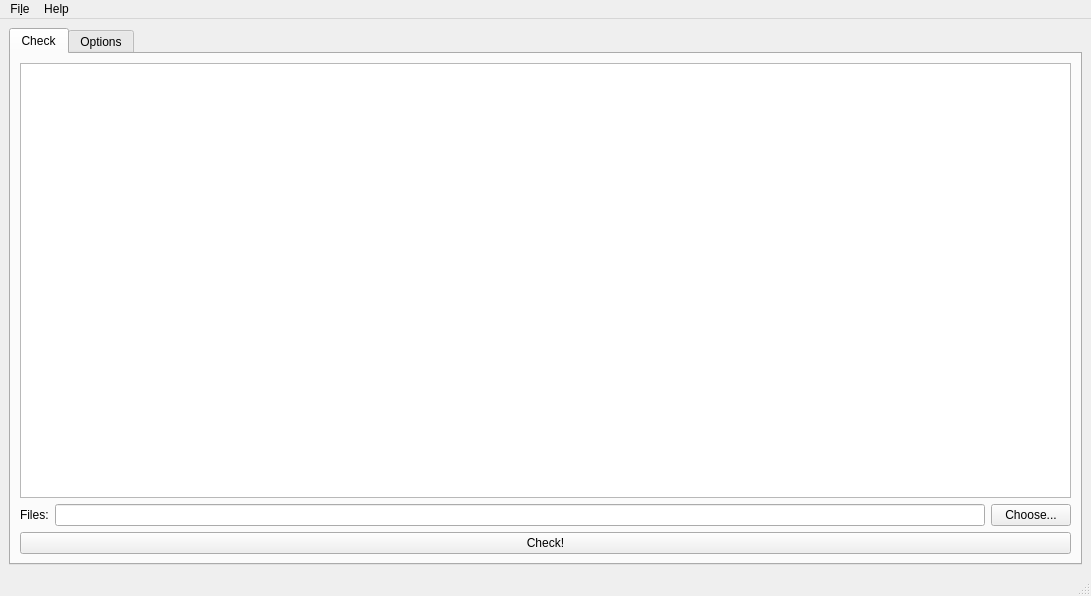
Before: the Qt Designer form scaper.ui in stdcerr/scaper, drawn with Qt 5.
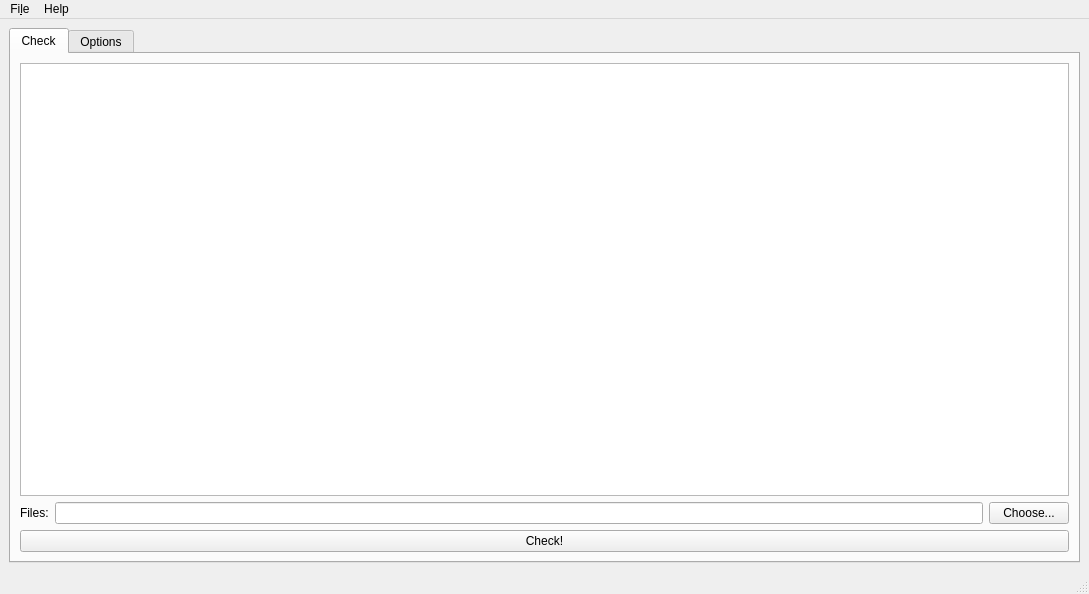
After: the same form once the commit is applied. The open tabs and pages were chosen to show the change.

Diff of the .ui file:
```diff
--- a/scaper.ui
+++ b/scaper.ui
@@ -6,8 +6,8 @@
    <rect>
     <x>0</x>
     <y>0</y>
-    <width>1091</width>
-    <height>596</height>
+    <width>1089</width>
+    <height>594</height>
    </rect>
   </property>
   <property name="windowTitle">
@@ -551,7 +551,7 @@
     <rect>
      <x>0</x>
      <y>0</y>
-     <width>1091</width>
+     <width>1089</width>
      <height>24</height>
     </rect>
    </property>
```
Left out of the diff: 4 changed lines with no effect on the pictures.
